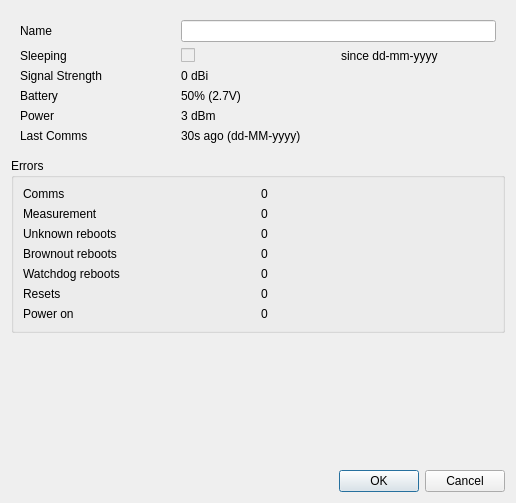
The window that manager/src/SensorDetailsDialog.ui (porkmarks/sense) describes before a commit, drawn with Qt 5.
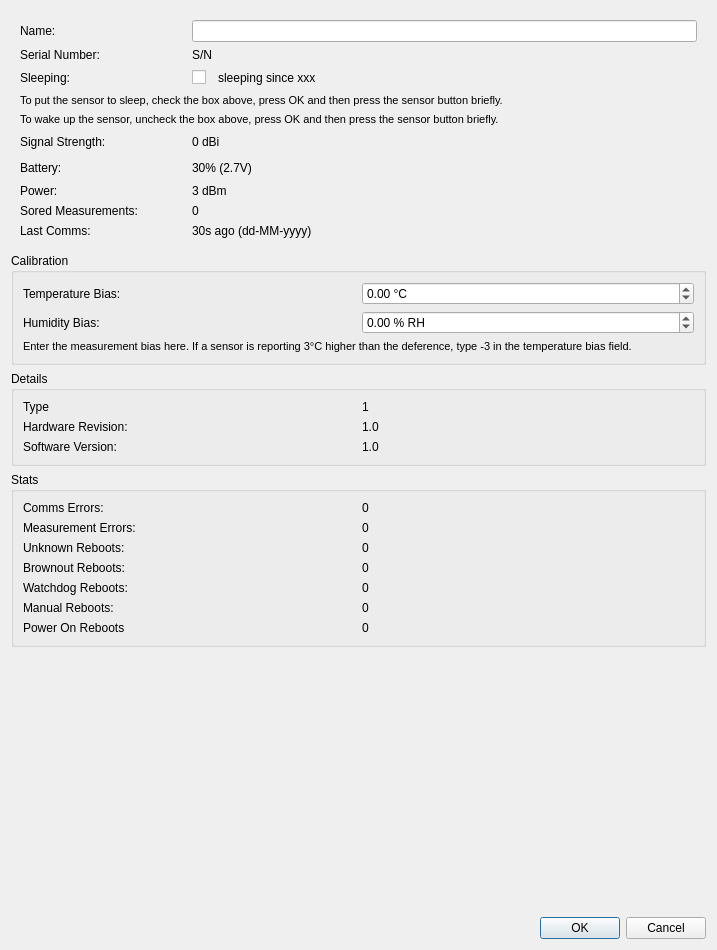
The same window after the commit.

Commit message: Sleeping Densor details working

Patch:
```diff
--- a/manager/src/SensorDetailsDialog.ui
+++ b/manager/src/SensorDetailsDialog.ui
@@ -6,8 +6,8 @@
    <rect>
     <x>0</x>
     <y>0</y>
-    <width>516</width>
-    <height>503</height>
+    <width>717</width>
+    <height>950</height>
    </rect>
   </property>
   <property name="windowTitle">
@@ -17,133 +17,419 @@
    <item>
     <widget class="QWidget" name="widget" native="true">
      <layout class="QGridLayout" name="gridLayout">
-      <item row="1" column="1">
-       <widget class="QCheckBox" name="sleeping">
-        <property name="enabled">
-         <bool>false</bool>
-        </property>
+      <item row="8" column="0">
+       <widget class="QLabel" name="label_12">
         <property name="text">
-         <string/>
+         <string>Sored Measurements:</string>
         </property>
        </widget>
       </item>
-      <item row="5" column="0">
-       <widget class="QLabel" name="label_9">
+      <item row="8" column="1" colspan="2">
+       <widget class="QLabel" name="storage">
         <property name="text">
-         <string>Last Comms</string>
+         <string>0</string>
         </property>
        </widget>
       </item>
-      <item row="3" column="0">
-       <widget class="QLabel" name="label_7">
-        <property name="text">
-         <string>Battery</string>
-        </property>
+      <item row="2" column="1" colspan="3">
+       <widget class="QWidget" name="widget_4" native="true">
+        <layout class="QHBoxLayout" name="horizontalLayout_3">
+         <property name="spacing">
+          <number>12</number>
+         </property>
+         <property name="leftMargin">
+          <number>0</number>
+         </property>
+         <property name="topMargin">
+          <number>0</number>
+         </property>
+         <property name="rightMargin">
+          <number>0</number>
+         </property>
+         <property name="bottomMargin">
+          <number>0</number>
+         </property>
+         <item>
+          <widget class="QCheckBox" name="shoudSleep">
+           <property name="enabled">
+            <bool>true</bool>
+           </property>
+           <property name="text">
+            <string/>
+           </property>
+          </widget>
+         </item>
+         <item>
+          <widget class="QLabel" name="sleepState">
+           <property name="text">
+            <string>sleeping since xxx</string>
+           </property>
+          </widget>
+         </item>
+         <item>
+          <spacer name="horizontalSpacer_3">
+           <property name="orientation">
+            <enum>Qt::Horizontal</enum>
+           </property>
+           <property name="sizeHint" stdset="0">
+            <size>
+             <width>40</width>
+             <height>20</height>
+            </size>
+           </property>
+          </spacer>
+         </item>
+        </layout>
        </widget>
       </item>
-      <item row="4" column="0">
-       <widget class="QLabel" name="label_5">
+      <item row="3" column="0" colspan="4">
+       <widget class="QLabel" name="label_19">
+        <property name="font">
+         <font>
+          <pointsize>8</pointsize>
+         </font>
+        </property>
         <property name="text">
-         <string>Power</string>
+         <string>To put the sensor to sleep, check the box above, press OK and then press the sensor button briefly.</string>
+        </property>
+        <property name="wordWrap">
+         <bool>true</bool>
         </property>
        </widget>
       </item>
       <item row="0" column="0">
        <widget class="QLabel" name="label">
         <property name="text">
-         <string>Name</string>
+         <string>Name:</string>
         </property>
        </widget>
       </item>
-      <item row="1" column="0">
-       <widget class="QLabel" name="label_2">
-        <property name="text">
-         <string>Sleeping</string>
-        </property>
-       </widget>
-      </item>
-      <item row="2" column="0">
-       <widget class="QLabel" name="label_3">
-        <property name="text">
-         <string>Signal Strength</string>
-        </property>
-       </widget>
-      </item>
-      <item row="1" column="2">
-       <widget class="QLabel" name="sleepingSince">
-        <property name="enabled">
-         <bool>true</bool>
-        </property>
-        <property name="text">
-         <string>since dd-mm-yyyy</string>
-        </property>
-       </widget>
-      </item>
-      <item row="0" column="1" colspan="2">
+      <item row="0" column="1" colspan="3">
        <widget class="QLineEdit" name="name"/>
       </item>
-      <item row="2" column="1" colspan="2">
-       <widget class="QLabel" name="signalStrength">
+      <item row="9" column="0">
+       <widget class="QLabel" name="label_9">
         <property name="text">
-         <string>0 dBi</string>
+         <string>Last Comms:</string>
         </property>
        </widget>
       </item>
-      <item row="3" column="1" colspan="2">
-       <widget class="QLabel" name="battery">
+      <item row="7" column="0">
+       <widget class="QLabel" name="label_5">
         <property name="text">
-         <string>50% (2.7V)</string>
+         <string>Power:</string>
         </property>
        </widget>
       </item>
-      <item row="4" column="1" colspan="2">
-       <widget class="QLabel" name="power">
-        <property name="text">
-         <string>3 dBm</string>
-        </property>
-       </widget>
-      </item>
-      <item row="5" column="1" colspan="2">
+      <item row="9" column="1" colspan="3">
        <widget class="QLabel" name="lastComms">
         <property name="text">
          <string>30s ago (dd-MM-yyyy)</string>
         </property>
        </widget>
       </item>
+      <item row="7" column="1" colspan="3">
+       <widget class="QLabel" name="power">
+        <property name="text">
+         <string>3 dBm</string>
+        </property>
+       </widget>
+      </item>
+      <item row="5" column="1" colspan="3">
+       <widget class="QWidget" name="widget_2" native="true">
+        <layout class="QHBoxLayout" name="horizontalLayout">
+         <property name="spacing">
+          <number>12</number>
+         </property>
+         <property name="leftMargin">
+          <number>0</number>
+         </property>
+         <property name="topMargin">
+          <number>0</number>
+         </property>
+         <property name="rightMargin">
+          <number>0</number>
+         </property>
+         <property name="bottomMargin">
+          <number>0</number>
+         </property>
+         <item>
+          <widget class="QLabel" name="signalStrength">
+           <property name="text">
+            <string>0 dBi</string>
+           </property>
+          </widget>
+         </item>
+         <item>
+          <widget class="QLabel" name="signalStrengthIcon">
+           <property name="text">
+            <string/>
+           </property>
+          </widget>
+         </item>
+         <item>
+          <spacer name="horizontalSpacer_2">
+           <property name="orientation">
+            <enum>Qt::Horizontal</enum>
+           </property>
+           <property name="sizeHint" stdset="0">
+            <size>
+             <width>40</width>
+             <height>20</height>
+            </size>
+           </property>
+          </spacer>
+         </item>
+        </layout>
+       </widget>
+      </item>
+      <item row="2" column="0">
+       <widget class="QLabel" name="label_2">
+        <property name="text">
+         <string>Sleeping:</string>
+        </property>
+       </widget>
+      </item>
+      <item row="1" column="1" colspan="3">
+       <widget class="QLabel" name="serialNumber">
+        <property name="text">
+         <string>S/N</string>
+        </property>
+       </widget>
+      </item>
+      <item row="5" column="0">
+       <widget class="QLabel" name="label_3">
+        <property name="text">
+         <string>Signal Strength:</string>
+        </property>
+       </widget>
+      </item>
+      <item row="6" column="0">
+       <widget class="QLabel" name="label_7">
+        <property name="text">
+         <string>Battery:</string>
+        </property>
+       </widget>
+      </item>
+      <item row="6" column="1" colspan="3">
+       <widget class="QWidget" name="widget_3" native="true">
+        <layout class="QHBoxLayout" name="horizontalLayout_2">
+         <property name="spacing">
+          <number>12</number>
+         </property>
+         <property name="leftMargin">
+          <number>0</number>
+         </property>
+         <property name="topMargin">
+          <number>0</number>
+         </property>
+         <property name="rightMargin">
+          <number>0</number>
+         </property>
+         <property name="bottomMargin">
+          <number>0</number>
+         </property>
+         <item>
+          <widget class="QLabel" name="battery">
+           <property name="text">
+            <string>30% (2.7V)</string>
+           </property>
+          </widget>
+         </item>
+         <item>
+          <widget class="QLabel" name="batteryIcon">
+           <property name="text">
+            <string/>
+           </property>
+          </widget>
+         </item>
+         <item>
+          <spacer name="horizontalSpacer">
+           <property name="orientation">
+            <enum>Qt::Horizontal</enum>
+           </property>
+           <property name="sizeHint" stdset="0">
+            <size>
+             <width>40</width>
+             <height>20</height>
+            </size>
+           </property>
+          </spacer>
+         </item>
+        </layout>
+       </widget>
+      </item>
+      <item row="1" column="0">
+       <widget class="QLabel" name="label_22">
+        <property name="text">
+         <string>Serial Number:</string>
+        </property>
+       </widget>
+      </item>
+      <item row="4" column="0" colspan="4">
+       <widget class="QLabel" name="label_21">
+        <property name="font">
+         <font>
+          <pointsize>8</pointsize>
+         </font>
+        </property>
+        <property name="text">
+         <string>To wake up the sensor, uncheck the box above, press OK and then press the sensor button briefly.</string>
+        </property>
+        <property name="wordWrap">
+         <bool>true</bool>
+        </property>
+       </widget>
+      </item>
+     </layout>
+    </widget>
+   </item>
+   <item>
+    <widget class="QGroupBox" name="groupBox_2">
+     <property name="title">
+      <string>Calibration</string>
+     </property>
+     <layout class="QGridLayout" name="gridLayout_3">
+      <item row="0" column="0">
+       <widget class="QLabel" name="label_4">
+        <property name="text">
+         <string>Temperature Bias:</string>
+        </property>
+       </widget>
+      </item>
+      <item row="1" column="0">
+       <widget class="QLabel" name="label_6">
+        <property name="text">
+         <string>Humidity Bias:</string>
+        </property>
+       </widget>
+      </item>
+      <item row="1" column="1">
+       <widget class="QDoubleSpinBox" name="humidityBias">
+        <property name="suffix">
+         <string> % RH</string>
+        </property>
+        <property name="minimum">
+         <double>-15.000000000000000</double>
+        </property>
+        <property name="maximum">
+         <double>15.000000000000000</double>
+        </property>
+       </widget>
+      </item>
+      <item row="0" column="1">
+       <widget class="QDoubleSpinBox" name="temperatureBias">
+        <property name="suffix">
+         <string> °C</string>
+        </property>
+        <property name="minimum">
+         <double>-5.000000000000000</double>
+        </property>
+        <property name="maximum">
+         <double>5.000000000000000</double>
+        </property>
+       </widget>
+      </item>
+      <item row="2" column="0" colspan="2">
+       <widget class="QLabel" name="label_8">
+        <property name="font">
+         <font>
+          <pointsize>8</pointsize>
+         </font>
+        </property>
+        <property name="text">
+         <string>Enter the measurement bias here. If a sensor is reporting 3°C higher than the deference, type -3 in the temperature bias field.</string>
+        </property>
+        <property name="wordWrap">
+         <bool>true</bool>
+        </property>
+       </widget>
+      </item>
+     </layout>
+    </widget>
+   </item>
+   <item>
+    <widget class="QGroupBox" name="groupBox_3">
+     <property name="title">
+      <string>Details</string>
+     </property>
+     <layout class="QGridLayout" name="gridLayout_4">
+      <item row="2" column="0">
+       <widget class="QLabel" name="label_14">
+        <property name="text">
+         <string>Software Version:</string>
+        </property>
+       </widget>
+      </item>
+      <item row="0" column="1">
+       <widget class="QLabel" name="sensorType">
+        <property name="text">
+         <string>1</string>
+        </property>
+       </widget>
+      </item>
+      <item row="1" column="1">
+       <widget class="QLabel" name="hardwareVersion">
+        <property name="text">
+         <string>1.0</string>
+        </property>
+       </widget>
+      </item>
+      <item row="0" column="0">
+       <widget class="QLabel" name="label_20">
+        <property name="text">
+         <string>Type</string>
+        </property>
+       </widget>
+      </item>
+      <item row="1" column="0">
+       <widget class="QLabel" name="label_10">
+        <property name="text">
+         <string>Hardware Revision:</string>
+        </property>
+       </widget>
+      </item>
+      <item row="2" column="1">
+       <widget class="QLabel" name="softwareVersion">
+        <property name="text">
+         <string>1.0</string>
+        </property>
+       </widget>
+      </item>
      </layout>
     </widget>
    </item>
    <item>
     <widget class="QGroupBox" name="groupBox">
      <property name="title">
-      <string>Errors</string>
+      <string>Stats</string>
      </property>
      <layout class="QGridLayout" name="gridLayout_2">
       <item row="2" column="0">
        <widget class="QLabel" name="label_13">
         <property name="text">
-         <string>Unknown reboots</string>
+         <string>Unknown Reboots:</string>
         </property>
        </widget>
       </item>
       <item row="5" column="0">
        <widget class="QLabel" name="label_17">
         <property name="text">
-         <string>Watchdog reboots</string>
+         <string>Watchdog Reboots:</string>
         </property>
        </widget>
       </item>
       <item row="1" column="0">
        <widget class="QLabel" name="label_23">
         <property name="text">
-         <string>Measurement</string>
+         <string>Measurement Errors:</string>
         </property>
        </widget>
       </item>
       <item row="6" column="0">
        <widget class="QLabel" name="label_15">
         <property name="text">
-         <string>Resets</string>
+         <string>Manual Reboots:</string>
         </property>
        </widget>
       </item>
@@ -157,7 +443,7 @@
       <item row="7" column="0">
        <widget class="QLabel" name="label_18">
         <property name="text">
-         <string>Power on</string>
+         <string>Power On Reboots</string>
         </property>
        </widget>
       </item>
@@ -185,14 +471,14 @@
       <item row="0" column="0">
        <widget class="QLabel" name="label_11">
         <property name="text">
-         <string>Comms</string>
+         <string>Comms Errors:</string>
         </property>
        </widget>
       </item>
       <item row="4" column="0">
        <widget class="QLabel" name="label_16">
         <property name="text">
-         <string>Brownout reboots</string>
+         <string>Brownout Reboots:</string>
         </property>
        </widget>
       </item>
```
Left out of the diff: 24 changed lines with no effect on the pictures. The commit also changes 18 other files.
